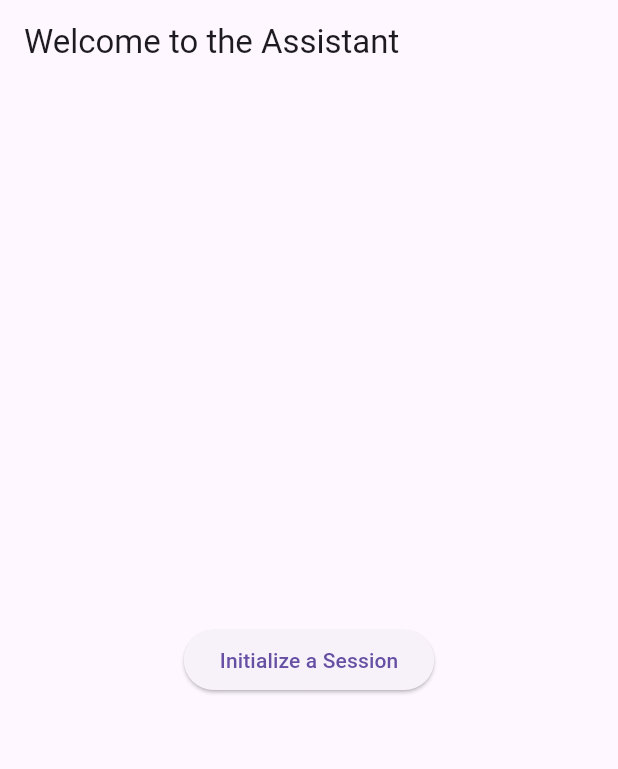
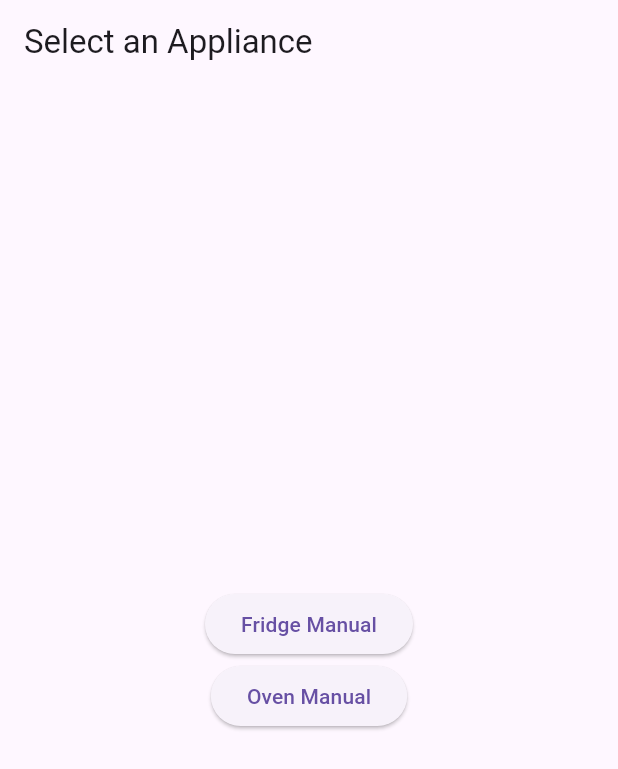
Before and after one commit to noahtolsen/GPT-Instruction-Manual-Assistant, a Flutter app: the screen it shows after launch, on a phone screen of 412 x 824 dp. Shown: the top 769 px of the screen. Run offline on Flutter 3.47's test engine with Material 3 defaults, Android fonts, the phone set to English and light mode, and no system bars; our stand-ins replace flutter_dotenv.

Commit message:
Adding the ability to choose between different appliances

```diff
--- a/lib/main.dart
+++ b/lib/main.dart
@@ -27,27 +27,52 @@ class MyApp extends StatelessWidget {
         primarySwatch: Colors.blue,
         visualDensity: VisualDensity.adaptivePlatformDensity,
       ),
-      home: HomeScreen(),
+      home: ApplianceSelectionScreen(),
     );
   }
 }
 
-class HomeScreen extends StatelessWidget {
+
+class ApplianceSelectionScreen extends StatelessWidget {
   @override
   Widget build(BuildContext context) {
     return Scaffold(
       appBar: AppBar(
-        title: Text('Welcome to the Assistant'),
+        title: Text('Select an Appliance'),
       ),
       body: Center(
-        child: ElevatedButton(
-          onPressed: () {
-            Navigator.push(
-              context,
-              MaterialPageRoute(builder: (context) => ChatScreen()),
-            );
-          },
-          child: Text('Initialize a Session'),
+        child: Column(
+          mainAxisAlignment: MainAxisAlignment.center,
+          children: <Widget>[
+            ElevatedButton(
+              onPressed: () {
+                Navigator.push(
+                  context,
+                  MaterialPageRoute(
+                    builder: (context) => ChatScreen(
+                      assistantId: 'asst_dmDDvtYeFlpkTTMW2XqUS1oL',
+                      instructions: 'You are a helpful assistant whose job is to understand the attached manual to the SKS CR3001P 30-inch Integrated Column Refrigerator. You can just call it "your fridge". You then answer questions about the fridge for users. Do not provide references to where in the document you found the information.',
+                    ),
+                  ),
+                );
+              },
+              child: Text('Fridge Manual'),
+            ),
+            ElevatedButton(
+              onPressed: () {
+                Navigator.push(
+                  context,
+                  MaterialPageRoute(
+                    builder: (context) => ChatScreen(
+                      assistantId: 'asst_MvvekqgiAczbSAuyqU9MmKh7',
+                      instructions: 'You are a helpful assistant whose job is to understand the attached manual to the Bosch 800 Series Combination Oven 30. You can just call it "your oven/microwave". You then answer questions about the oven for users. Do not provide references to where in the document you found the information.',
+                    ),
+                  ),
+                );
+              },
+              child: Text('Oven Manual'),
+            ),
+          ],
         ),
       ),
     );
@@ -55,6 +80,11 @@ class HomeScreen extends StatelessWidget {
 }
 
 class ChatScreen extends StatefulWidget {
+  final String assistantId;
+  final String instructions;
+
+  ChatScreen({Key? key, required this.assistantId, required this.instructions}) : super(key: key);
+
   @override
   _ChatScreenState createState() => _ChatScreenState();
 }
@@ -64,7 +94,6 @@ class _ChatScreenState extends State<ChatScreen> {
   final TextEditingController _textController = TextEditingController();
   final ScrollController _scrollController = ScrollController();
   String? threadId;
-  String assistantId = dotenv.env['ASSISTANT_ID'] ?? 'asst_dmDDvtYeFlpkTTMW2XqUS1oL';
   int _lastMessageTimestamp = 0;
   bool _isLoading = false;
   @override
@@ -265,8 +294,8 @@ Widget _buildTypingIndicator() {
         'OpenAI-Beta': 'assistants=v1',
       },
       body: json.encode({
-        'assistant_id': assistantId,
-        'instructions': 'You are a helpful assistant whose job is to understand the attached manual to the SKS CR3001P 30-inch Integrated Column Refrigerator. You can just call it "your fridge". You then answer questions about the fridge for users. Do not provide references to where in the document you found the information.'
+        'assistant_id': widget.assistantId,
+        'instructions': widget.instructions,
       }),
     );
     print(runResponse.statusCode);
```
